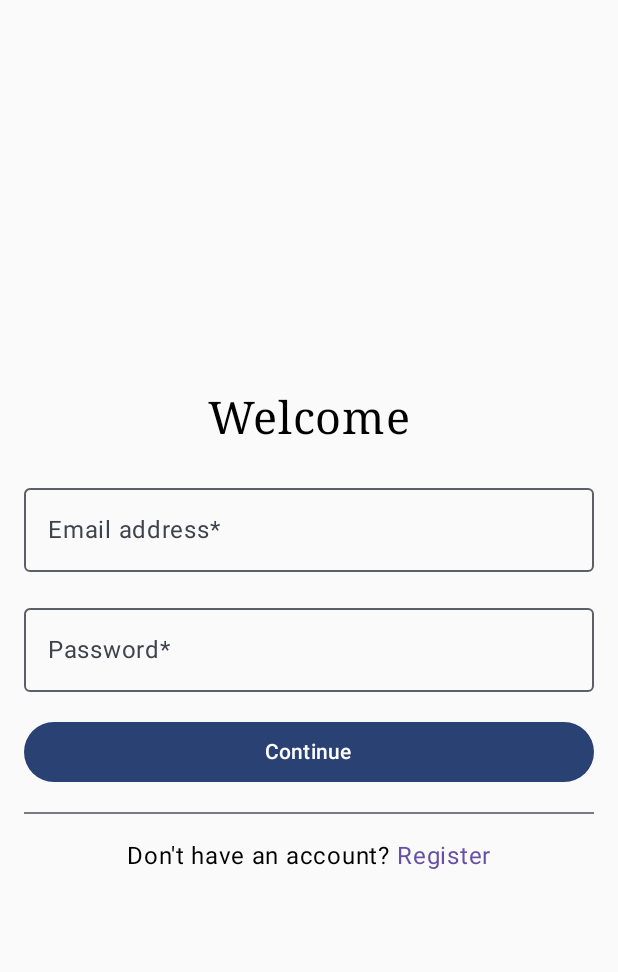
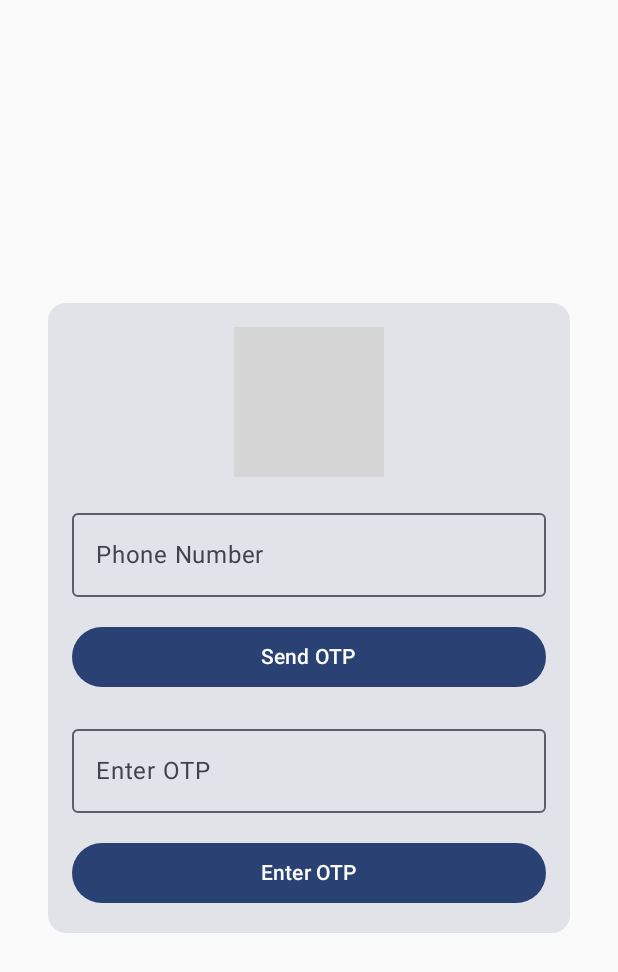
Before and after one commit to Laurina23/app-firebase, an Android app built with Jetpack Compose: the screen it shows after launch (MainActivity), on a phone screen of 412 x 824 dp. Shown: the top 972 px of the screen. Run offline under Robolectric (Android 15) with nearby library versions, the phone set to English and light mode, and no system bars; our stand-ins replace Firebase (no records; nobody signed in at launch, a user with empty details on screens opened directly); 2 statements that could not run were skipped; grey boxes are pictures that could not be loaded.

Commit message:
Implemented phone number verification

```diff
--- a/app/src/main/java/com/example/app_firebase/MainActivity.kt
+++ b/app/src/main/java/com/example/app_firebase/MainActivity.kt
@@ -1,57 +1,170 @@
 package com.example.app_firebase
 
+import android.content.ContentValues.TAG
 import android.os.Bundle
+import android.util.Log
 import androidx.activity.ComponentActivity
 import androidx.activity.compose.setContent
-import androidx.compose.material3.Text
-import androidx.compose.runtime.Composable
-import androidx.compose.ui.tooling.preview.Preview
-import androidx.navigation.compose.*
+import androidx.activity.enableEdgeToEdge
+import androidx.compose.foundation.Image
+import androidx.compose.foundation.layout.*
+import androidx.compose.material3.*
+import androidx.compose.runtime.*
+import androidx.compose.ui.Alignment
+import androidx.compose.ui.Modifier
+import androidx.compose.ui.res.painterResource
+import androidx.compose.ui.unit.dp
+import androidx.navigation.NavHostController
+import androidx.navigation.compose.NavHost
+import androidx.navigation.compose.composable
+import androidx.navigation.compose.rememberNavController
 import com.example.app_firebase.ui.theme.AppfirebaseTheme
-import com.example.app_firebase.views.LoginScreen
-import com.example.app_firebase.views.RegisterScreen
-
+import com.example.testapp.R
+import com.google.firebase.FirebaseException
+import com.google.firebase.auth.*
+import com.google.firebase.auth.ktx.auth
+import com.google.firebase.ktx.Firebase
+import java.util.concurrent.TimeUnit
 
 class MainActivity : ComponentActivity() {
+    private lateinit var auth: FirebaseAuth
+    private var storedVerificationId: String? = null
+    private lateinit var resendToken: PhoneAuthProvider.ForceResendingToken
+
     override fun onCreate(savedInstanceState: Bundle?) {
         super.onCreate(savedInstanceState)
+        enableEdgeToEdge()
+        auth = Firebase.auth
         setContent {
             AppfirebaseTheme {
-                AppNavigation()
+                val navController = rememberNavController()
+                NavHost(navController, startDestination = "login") {
+                    composable("login") { LoginScreen(navController) }
+                    composable("hello") { HelloScreen() }
                 }
             }
         }
     }
-@Composable
-fun AppNavigation() {
-    val navController = rememberNavController()
-    NavHost(navController = navController, startDestination = "login") {
-        composable("login") {
-            LoginScreen(
-                onNavigateToHome = { navController.navigate("home") },
-                onNavigateToRegister = { navController.navigate("register") },
-            )
+
+    private val callbacks = object : PhoneAuthProvider.OnVerificationStateChangedCallbacks() {
+        override fun onVerificationCompleted(credential: PhoneAuthCredential) {
+            Log.d(TAG, "onVerificationCompleted:$credential")
+            signInWithPhoneAuthCredential(credential)
         }
-        composable("register") {
-            RegisterScreen(
-                onNavigateBackToLogin = { navController.popBackStack() }
-            )
+
+        override fun onVerificationFailed(e: FirebaseException) {
+            Log.w(TAG, "onVerificationFailed", e)
+            // Handle error
         }
-        composable("home") {
-            HomeScreen()
+
+        override fun onCodeSent(verificationId: String, token: PhoneAuthProvider.ForceResendingToken) {
+            Log.d(TAG, "onCodeSent:$verificationId")
+            storedVerificationId = verificationId
+            resendToken = token
+        }
+    }
+
+    private fun startPhoneNumberVerification(phoneNumber: String) {
+        val options = PhoneAuthOptions.newBuilder(auth)
+            .setPhoneNumber(phoneNumber)
+            .setTimeout(60L, TimeUnit.SECONDS)
+            .setActivity(this)
+            .setCallbacks(callbacks)
+            .build()
+        PhoneAuthProvider.verifyPhoneNumber(options)
+    }
+
+    private fun verifyOTP(otp: String) {
+        val credential = PhoneAuthProvider.getCredential(storedVerificationId!!, otp)
+        signInWithPhoneAuthCredential(credential)
+    }
+
+    private fun signInWithPhoneAuthCredential(credential: PhoneAuthCredential) {
+        auth.signInWithCredential(credential)
+            .addOnCompleteListener(this) { task ->
+                if (task.isSuccessful) {
+                    Log.d(TAG, "signInWithCredential:success")
+                    val user = task.result?.user
+
+                } else {
+                    Log.w(TAG, "signInWithCredential:failure", task.exception)
+
                 }
             }
     }
 
     @Composable
-fun HomeScreen() {
-    Text("Welcome to the Home Screen!")
+    fun LoginScreen(navController: NavHostController) {
+        var phoneNumber by remember { mutableStateOf("") }
+        var otp by remember { mutableStateOf("") }
+
+        Box(
+            modifier = Modifier
+                .fillMaxSize()
+                .padding(16.dp),
+            contentAlignment = Alignment.Center
+        ) {
+            Card(modifier = Modifier.padding(16.dp)) {
+                Column(
+                    modifier = Modifier
+                        .padding(16.dp)
+                        .fillMaxWidth(),
+                    horizontalAlignment = Alignment.CenterHorizontally
+                ) {
+                    Image(
+                        painter = painterResource(id = R.drawable.jetpack_compose_icon_rgb),
+                        contentDescription = "Jetpack Compose Icon",
+                        modifier = Modifier.size(100.dp)
+                    )
+                    Spacer(modifier = Modifier.height(16.dp))
+                    OutlinedTextField(
+                        value = phoneNumber,
+                        onValueChange = { phoneNumber = it },
+                        label = { Text(text = "Phone Number") },
+                        modifier = Modifier
+                            .fillMaxWidth()
+
+                    )
+                    Spacer(modifier = Modifier.height(16.dp))
+                    Button(
+                        onClick = { startPhoneNumberVerification(phoneNumber) },
+                        modifier = Modifier.fillMaxWidth()
+                    ) {
+                        Text(text = "Send OTP")
+                    }
+                    Spacer(modifier = Modifier.height(16.dp))
+                    OutlinedTextField(
+                        value = otp,
+                        onValueChange = { otp = it },
+                        label = { Text(text = "Enter OTP") },
+                        modifier = Modifier
+                            .fillMaxWidth()
+
+                    )
+                    Spacer(modifier = Modifier.height(16.dp))
+                    Button(
+                        onClick = {
+                            verifyOTP(otp)
+                            navController.navigate("hello")
+                        },
+                        modifier = Modifier.fillMaxWidth()
+                    ) {
+                        Text(text = "Enter OTP")
+                    }
+                }
+            }
+        }
     }
 
-@Preview(showBackground = true)
     @Composable
-fun DefaultPreview() {
-    AppfirebaseTheme {
-        AppNavigation()
+    fun HelloScreen() {
+        Box(
+            modifier = Modifier
+                .fillMaxSize()
+                .padding(16.dp),
+            contentAlignment = Alignment.Center
+        ) {
+            Text(text = "Hello, you are successfully logged in!")
         }
     }
+}
```
Also changed, not shown: app/src/main/res/drawable/jetpack_compose_icon_rgb.png (added). Lines whose indentation alone changed are shown as unchanged.
